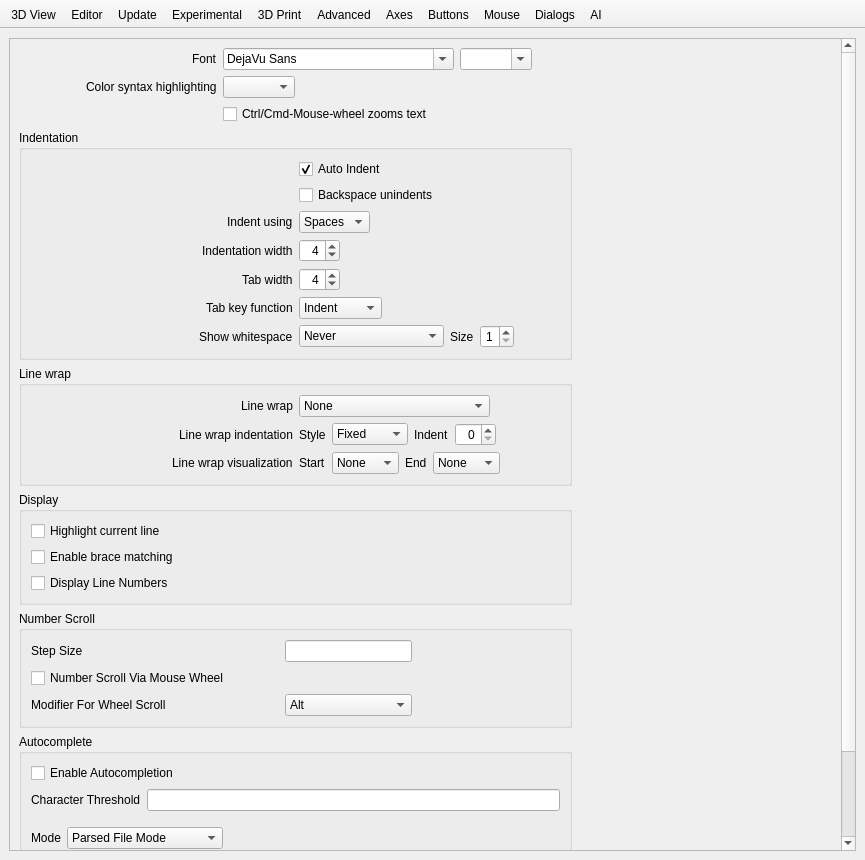
The window that src/gui/Preferences.ui (openscad/openscad) describes before a commit, drawn with Qt 5.
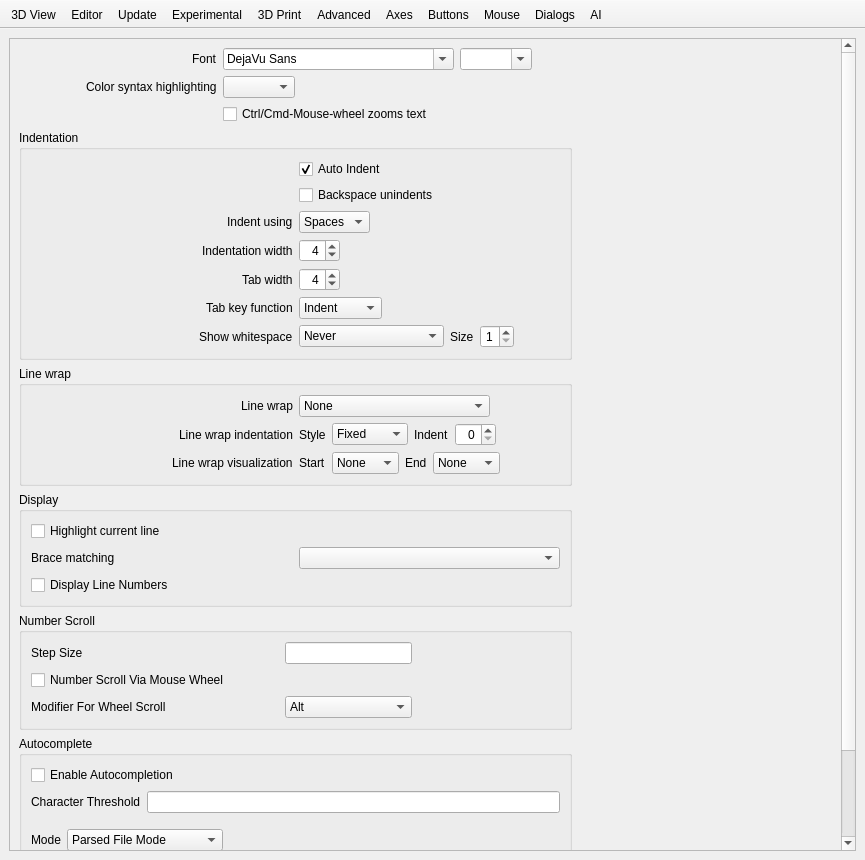
The same window after the commit. Icons and pictures are not drawn. Custom widgets are drawn as their Qt base class.

What changed in the file:
```diff
--- a/src/gui/Preferences.ui
+++ b/src/gui/Preferences.ui
@@ -652,12 +652,18 @@
                 </widget>
                </item>
                <item row="2" column="0">
-                <widget class="QCheckBox" name="checkBoxEnableBraceMatching">
+                <widget class="QLabel" name="labelBraceMatching">
                  <property name="text">
-                  <string>Enable brace matching</string>
+                  <string>Brace matching</string>
+                 </property>
+                 <property name="buddy">
+                  <cstring>comboBoxBraceMatching</cstring>
                  </property>
                 </widget>
                </item>
+               <item row="2" column="1">
+                <widget class="QComboBox" name="comboBoxBraceMatching"/>
+               </item>
               </layout>
              </widget>
             </item>
```
